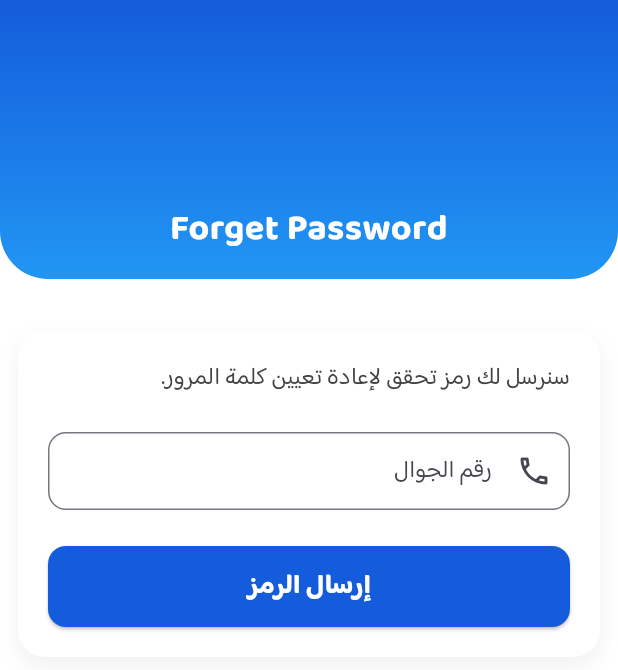
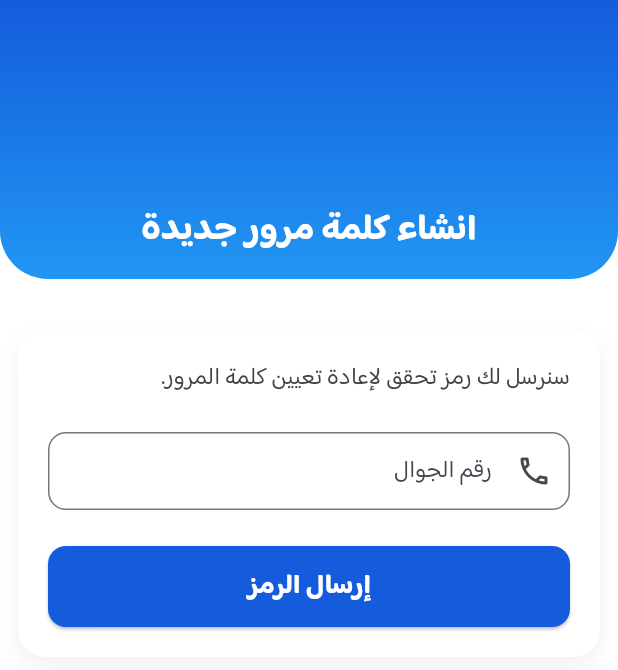
Before and after one commit to Icon-Tech-github/alshater-app, a Flutter app: the screen it shows after launch, after a tap on "نسيت كلمة المرور؟", on a phone screen of 412 x 824 dp. Shown: the top 670 px of the screen. Run offline on Flutter 3.47's test engine with Material 3 defaults, Android fonts, the phone set to English and light mode, and no system bars; our stand-ins replace iconsax_flutter, lottie, top_snackbar_flutter; network calls fail.

Commit message:
update logo

```diff
--- a/lib/features/screens/auth/forgot_password_screen.dart
+++ b/lib/features/screens/auth/forgot_password_screen.dart
@@ -80,7 +80,7 @@ class _ForgotPasswordScreenState extends State<ForgotPasswordScreen> {
       body: SingleChildScrollView(
         child: Column(
           children: [
-            const DefaultHeader(title: "Forget Password",height: 120,),
+            const DefaultHeader(title: "انشاء كلمة مرور جديدة",height: 120,),
             const SizedBox(height: 16),
             _authCard(
               Form(
--- a/lib/features/screens/auth/reset_password_screen.dart
+++ b/lib/features/screens/auth/reset_password_screen.dart
@@ -77,7 +77,7 @@ class _ResetPasswordScreenState extends State<ResetPasswordScreen> {
       body: SingleChildScrollView(
         child: Column(
           children: [
-            const DefaultHeader(title: "Reset Password",height: 120,),
+            const DefaultHeader(title: "اعادة تعيين كلمة المرور",height: 120,),
             const SizedBox(height: 16),
             _authCard(
               Form(
--- a/lib/features/screens/auth/sign_in_screen.dart
+++ b/lib/features/screens/auth/sign_in_screen.dart
@@ -73,7 +73,7 @@ class _SignInScreenState extends State<SignInScreen> {
 
         child: Column(
           children: [
-            DefaultHeader(title: "Login",height: 120,),
+            DefaultHeader(title: "تسجيل دخول",height: 120,),
             const SizedBox(height: 16),
             _authCard(
               Form(
--- a/lib/features/screens/auth/sign_up_screen.dart
+++ b/lib/features/screens/auth/sign_up_screen.dart
@@ -78,7 +78,7 @@ class _SignUpScreenState extends State<SignUpScreen> {
 
         child: Column(
           children: [
-            const DefaultHeader(title: "Sign Up",height: 120,),
+            const DefaultHeader(title: "انشاء حساب",height: 120,),
             const SizedBox(height: 16),
             _authCard(
               Form(
--- a/lib/features/screens/auth/verify_code_screen.dart
+++ b/lib/features/screens/auth/verify_code_screen.dart
@@ -88,7 +88,7 @@ class _VerifyCodeScreenState extends State<VerifyCodeScreen> {
       body: SingleChildScrollView(
         child: Column(
           children: [
-            const DefaultHeader(title: "Verify Code",height: 120,),
+            const DefaultHeader(title: "كود التفعيل",height: 120,),
             const SizedBox(height: 16),
             _authCard(
               Form(
```
Also changed, not shown: lib/features/screens/cart_screen.dart (+6 -1 lines), lib/features/screens/checkout_screen.dart (+13 -3 lines), lib/features/screens/order_summary_screen.dart (+6 -1 lines), pubspec.yaml (+7 -0 lines), pubspec.lock, 28 other files.
